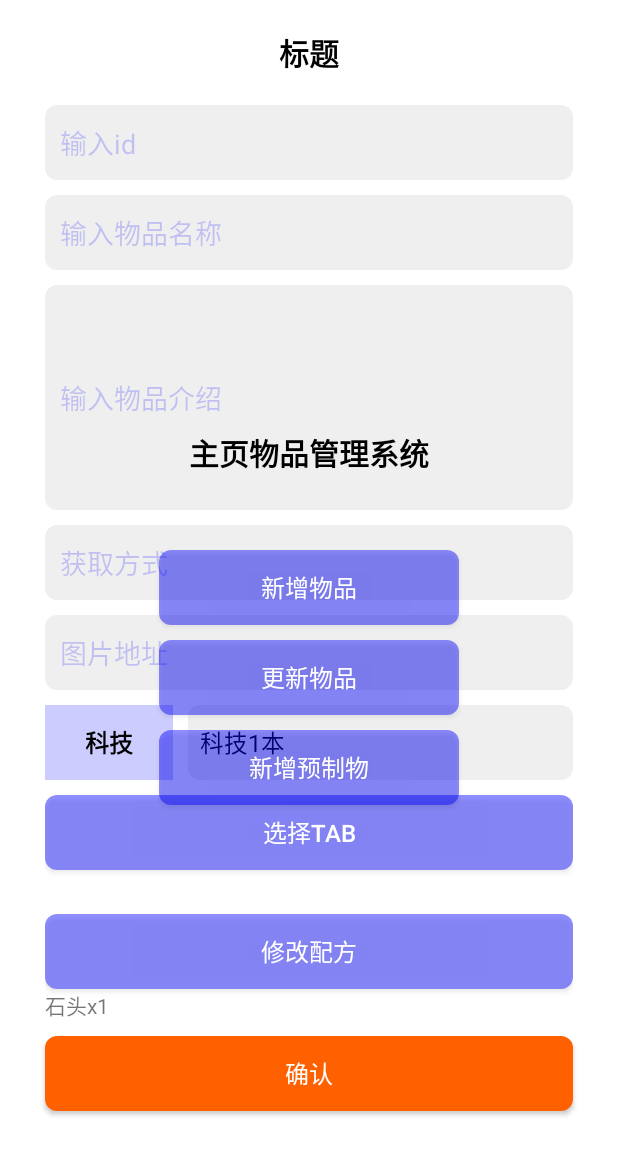
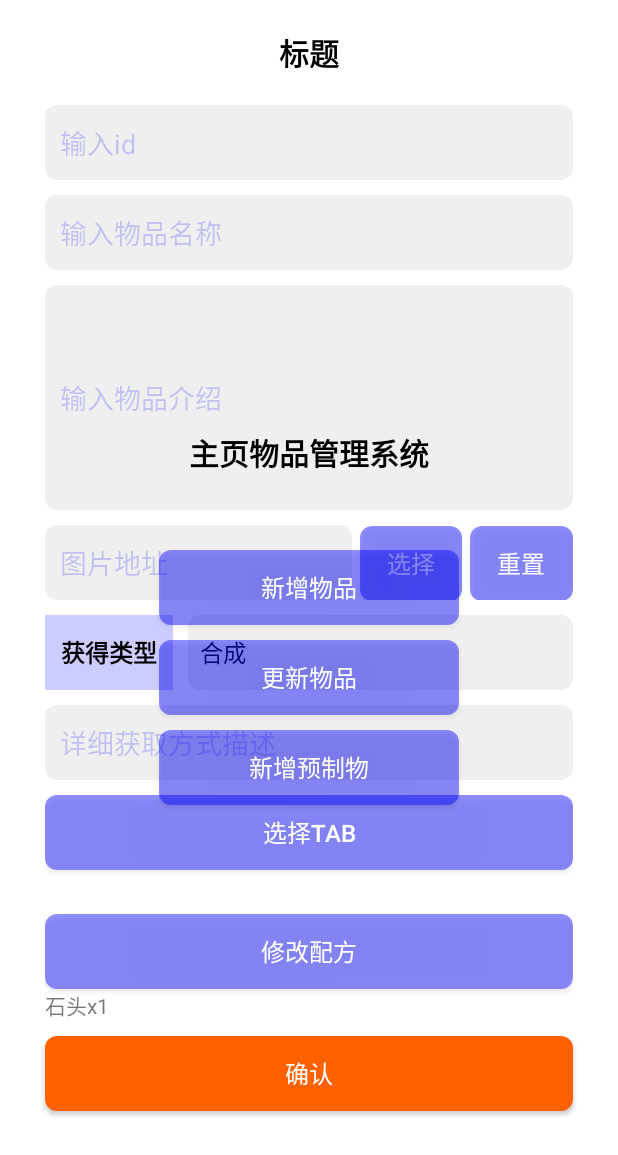
Before and after one commit to oangecheng/tools, an Android app: the fragment PageBase placed in its activity, on a phone screen of 412 x 824 dp. Shown: the top 1155 px of the screen. Run offline under Robolectric (Android 15) with nearby library versions, the phone set to English and light mode, and no system bars; our stand-ins replace RxJava.

Commit message:
优化代码，修改字段

```diff
--- a/dstclient/src/main/java/com/orange/zax/dstclient/biz/homepage/Items.kt
+++ b/dstclient/src/main/java/com/orange/zax/dstclient/biz/homepage/Items.kt
@@ -30,8 +30,8 @@ data class ItemData(
   var desc: String,
   @SerializedName("tabs")
   var tabs: MutableList<Int>,
-  @SerializedName("tech")
-  var tech: Int,
+  @SerializedName("gainType")
+  var gainType: Int,
   @SerializedName("gain")
   var gain: String,
   @SerializedName("recipes")
--- a/dstclient/src/main/java/com/orange/zax/dstclient/biz/homepage/PageBase.kt
+++ b/dstclient/src/main/java/com/orange/zax/dstclient/biz/homepage/PageBase.kt
@@ -1,8 +1,10 @@
 package com.orange.zax.dstclient.biz.homepage
 
+import android.app.Activity.RESULT_OK
+import android.content.Intent
+import android.net.Uri
 import android.os.Bundle
 import android.text.Editable
-import android.util.Log
 import android.view.LayoutInflater
 import android.view.View
 import android.view.ViewGroup
@@ -14,8 +16,10 @@ import android.widget.EditText
 import android.widget.Spinner
 import android.widget.TextView
 import com.orange.zax.dstclient.R
+import com.orange.zax.dstclient.api.ImageUploader
 import com.orange.zax.dstclient.app.onClickFilter
 import com.orange.zax.dstclient.utils.TextWatcherAdapter
+import com.orange.zax.dstclient.utils.ToastUtil
 import com.ustc.zax.base.fragment.BaseFragment
 
 /**
@@ -27,16 +31,12 @@ import com.ustc.zax.base.fragment.BaseFragment
 open class PageBase : BaseFragment() {
 
   companion object {
-    private const val TECH_SI_1 = 1
-    private const val TECH_SI_2 = 2
-    private const val TECH_MG_1 = 3
-    private const val TECH_MG_2 = 4
+    private const val MIX = 1
+    private const val DROP = 2
 
     private val TECHS = mapOf(
-      "科技1本" to TECH_SI_1,
-      "科技2本" to TECH_SI_2,
-      "魔法1本" to TECH_MG_1,
-      "魔法2本" to TECH_MG_2
+      "合成" to MIX,
+      "掉落" to DROP
     )
   }
 
@@ -56,6 +56,7 @@ open class PageBase : BaseFragment() {
   protected val itemInfoCache = ItemData.mock()
   protected lateinit var btnAction: Button
 
+  private var imageLoader : ImageUploader? = null
 
   override fun onCreateView(
     inflater: LayoutInflater,
@@ -71,6 +72,8 @@ open class PageBase : BaseFragment() {
 
   override fun onViewCreated(view: View, savedInstanceState: Bundle?) {
     super.onViewCreated(view, savedInstanceState)
+    imageLoader = ImageUploader(this)
+
     findViewById<TextView>(R.id.title).text = title()
     initViews()
   }
@@ -122,7 +125,7 @@ open class PageBase : BaseFragment() {
     spTech.adapter = adapter
     spTech.onItemSelectedListener = object : OnItemSelectedListener {
       override fun onItemSelected(parent: AdapterView<*>?, view: View?, position: Int, id: Long) {
-        itemInfoCache.tech = techs[position].tech
+        itemInfoCache.gainType = techs[position].tech
       }
 
       override fun onNothingSelected(parent: AdapterView<*>?) {}
@@ -177,6 +180,33 @@ open class PageBase : BaseFragment() {
       )
     }
 
+    findViewById<View>(R.id.input_image_url_clear).setOnClickListener {
+      image.setText("")
+    }
+
+    findViewById<View>(R.id.input_image_url_select).setOnClickListener {
+      if (etId.text.isNotEmpty()) {
+        imageLoader?.open()
+      } else {
+        ToastUtil.showShort("请输入文件id")
+      }
+    }
+
+  }
+
+
+  override fun onActivityResult(requestCode: Int, resultCode: Int, data: Intent?) {
+    if (requestCode === 100 && resultCode === RESULT_OK && data != null) {
+      val imageUri: Uri? = data.data
+      val id = etId.text.toString().trim()
+      if (imageUri != null && id.isNotEmpty()) {
+        imageLoader?.onSelect(imageUri, id) { url ->
+          ToastUtil.showShort("图片上传成功")
+          image.setText(url)
+        }
+
+      }
+    }
   }
 
   protected open fun onAction(data: ItemData) {
@@ -194,7 +224,7 @@ open class PageBase : BaseFragment() {
     etDesc.setText(data.desc)
     etGain.setText(data.gain)
     image.setText(data.image)
-    spTech.setSelection(data.tech - 1)
+    spTech.setSelection(data.gainType - 1)
     updateTabText(data.tabs)
     setRecipe(data.recipes)
   }
--- a/dstclient/src/main/res/layout/dst_homepage_item.xml
+++ b/dstclient/src/main/res/layout/dst_homepage_item.xml
@@ -41,27 +41,42 @@
     android:padding="10dp"
     android:scrollHorizontally="false" />
 
-  <EditText
-    android:id="@+id/input_gain"
-    style="@style/DstEditText"
+  <LinearLayout
+    android:layout_marginTop="10dp"
+
     android:layout_width="match_parent"
-    android:layout_marginTop="10dp"
-    android:autofillHints="username"
-    android:gravity="start|center_vertical"
-    android:padding="10dp"
-    android:hint="获取方式"
-    android:inputType="text" />
+    android:layout_height="50dp">
 
     <EditText
       android:id="@+id/input_image"
       style="@style/DstEditText"
-    android:layout_width="match_parent"
-    android:layout_marginTop="10dp"
+      android:layout_width="0dp"
       android:autofillHints="username"
       android:gravity="start|center_vertical"
       android:padding="10dp"
       android:hint="图片地址"
-    android:inputType="text" />
+      android:inputType="text"
+      android:layout_weight="3"/>
+
+    <Button
+      android:id="@+id/input_image_url_select"
+      style="@style/DstBtnStyle"
+      android:layout_width="0dp"
+      android:layout_marginStart="5dp"
+      android:layout_weight="1"
+      android:text="选择" />
+
+    <Button
+      android:id="@+id/input_image_url_clear"
+      style="@style/DstBtnStyle"
+      android:layout_width="0dp"
+      android:layout_marginStart="5dp"
+      android:layout_weight="1"
+      android:text="重置" />
+
+  </LinearLayout>
+
+
 
   <LinearLayout
     android:layout_marginTop="10dp"
@@ -78,7 +93,7 @@
       android:background="#330000ff"
       android:textStyle="bold"
       android:textColor="@color/black"
-      android:text="科技"
+      android:text="获得类型"
       android:textSize="16dp" />
 
     <Spinner
@@ -89,6 +104,18 @@
       android:layout_weight="3"
       android:layout_marginStart="10dp"/>
   </LinearLayout>
+
+  <EditText
+    android:id="@+id/input_gain"
+    style="@style/DstEditText"
+    android:layout_width="match_parent"
+    android:layout_marginTop="10dp"
+    android:autofillHints="username"
+    android:gravity="start|center_vertical"
+    android:padding="10dp"
+    android:hint="详细获取方式描述"
+    android:inputType="text" />
+
 
   <Button
     android:id="@+id/btn_tabs"
```
Lines whose indentation alone changed are shown as unchanged.
